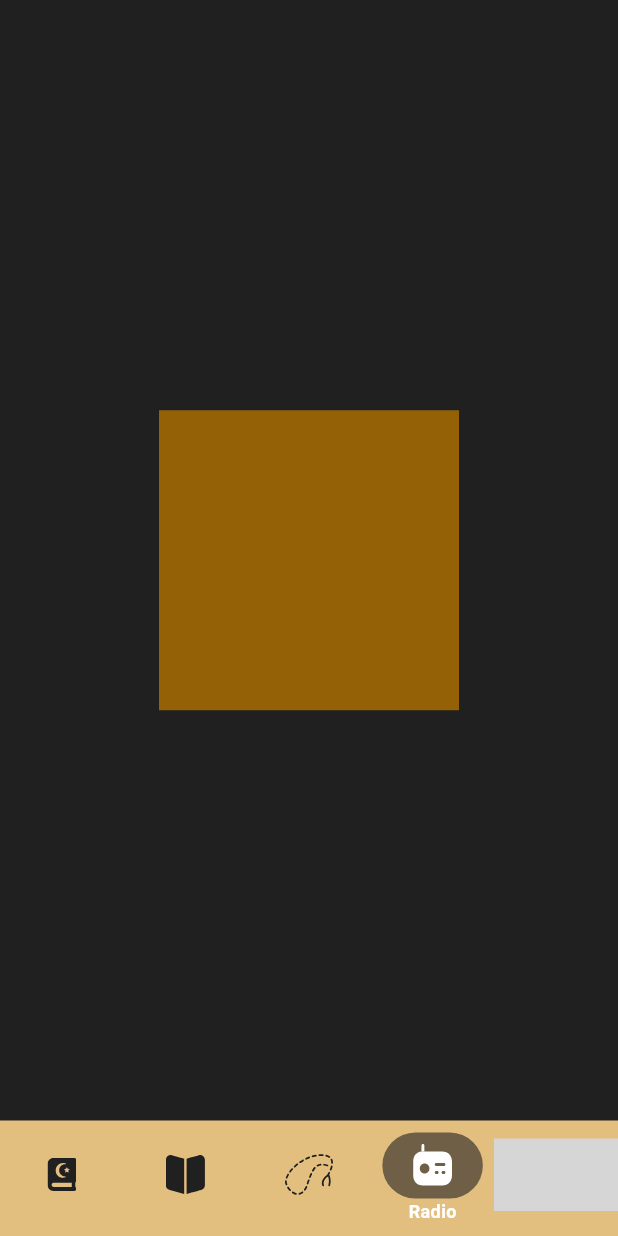
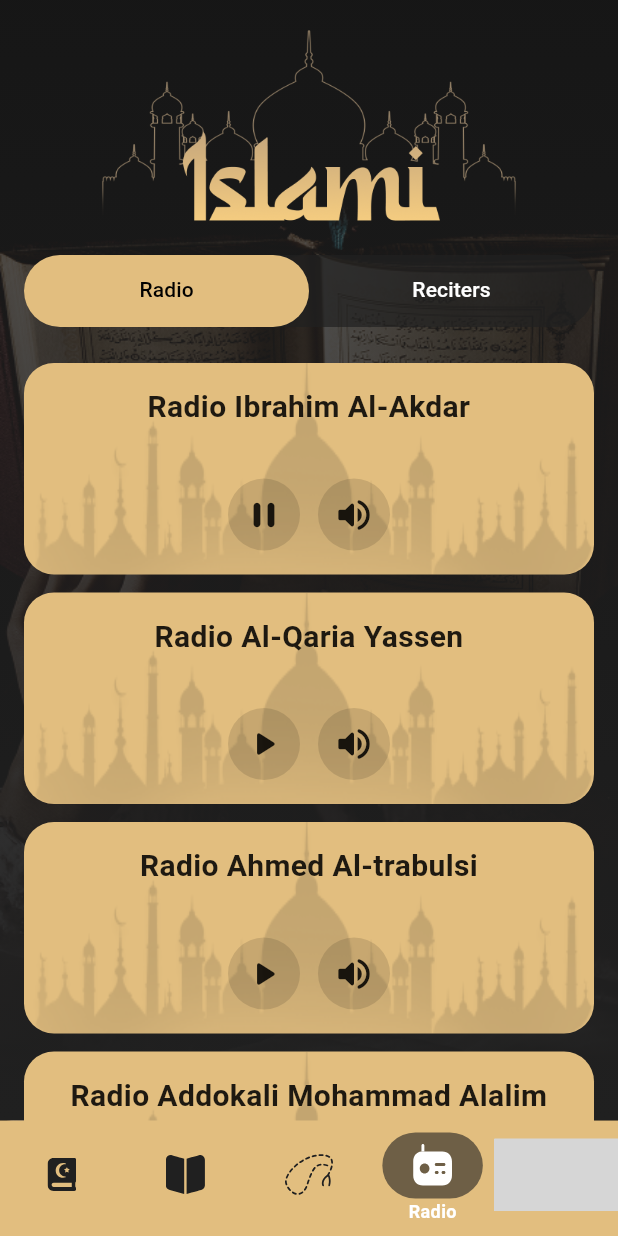
Before and after one commit to Omar-A-Abdelazim/isalmy, a Flutter app: the screen it shows after launch, item 4 of the bottom bar chosen, on a phone screen of 412 x 824 dp. Run offline on Flutter 3.47's test engine with Material 3 defaults, Android fonts, the phone set to English and light mode, and no system bars; our stand-ins replace flutter_svg, shared_preferences, smooth_page_indicator; grey boxes are pictures that could not be loaded.

Commit message:
Adding Radio and Reciters tap

```diff
--- a/lib/gen/assets.gen.dart
+++ b/lib/gen/assets.gen.dart
@@ -783,6 +783,13 @@ class Assets {
     'assets/quran_tab_bg.png',
   );
   static const String quranTabIcon = 'assets/quran_tab_icon.svg';
+  static const AssetGenImage radioMosque = AssetGenImage(
+    'assets/radio_mosque.png',
+  );
+  static const AssetGenImage radioOn = AssetGenImage('assets/radio_on.png');
+  static const AssetGenImage radioTabBg = AssetGenImage(
+    'assets/radio_tab_bg.png',
+  );
   static const String radioTabIcon = 'assets/radio_tab_icon.svg';
   static const AssetGenImage routeLogo = AssetGenImage('assets/route_logo.png');
   static const AssetGenImage sebha = AssetGenImage('assets/sebha.png');
@@ -813,6 +820,9 @@ class Assets {
     onboardingBgTwo,
     quranTabBg,
     quranTabIcon,
+    radioMosque,
+    radioOn,
+    radioTabBg,
     radioTabIcon,
     routeLogo,
     sebha,
--- a/lib/taps/radio_tab/radio_tab_page.dart
+++ b/lib/taps/radio_tab/radio_tab_page.dart
@@ -1,17 +1,89 @@
 import 'package:flutter/material.dart';
 import 'package:isalmy/common/app_color.dart';
+import 'package:isalmy/common/widgets/bg_layout_widget.dart';
+import 'package:isalmy/common/widgets/header_widget.dart';
+import 'package:isalmy/gen/assets.gen.dart';
+import 'package:isalmy/taps/radio_tab/widgets/radio_content.dart';
+import 'package:isalmy/taps/radio_tab/widgets/reciters_content.dart';
 
-class RadioTabPage extends StatelessWidget {
+class RadioTabPage extends StatefulWidget {
   const RadioTabPage({super.key});
 
   @override
+  State<RadioTabPage> createState() => _RadioTabPageState();
+}
+
+class _RadioTabPageState extends State<RadioTabPage> {
+  @override
   Widget build(BuildContext context) {
-    return Center(
-      child: Container(
-        width: 200,
-        height: 200,
-        decoration: BoxDecoration(color: AppColor.brownColor),
+    return Scaffold(
+      body: Stack(
+        children: [
+          BgLayoutWidget(imagePath: Assets.radioTabBg.path),
+          SafeArea(
+            child: Column(
+              children: [
+                const SizedBox(height: 20),
+                const HeaderWidget(),
+                const SizedBox(height: 10),
+                Expanded(
+                  child: DefaultTabController(
+                    length: 2,
+                    child: Column(
+                      children: [
+                        // الـ TabBar
+                        Container(
+                          margin: const EdgeInsets.symmetric(horizontal: 16),
+                          decoration: BoxDecoration(
+                            color: AppColor.blackColor.withValues(alpha: 0.7),
+                            borderRadius: BorderRadius.circular(30),
+                          ),
+                          child: TabBar(
+                            dividerColor: Colors.transparent,
+                            indicatorSize: TabBarIndicatorSize.tab,
+                            indicator: BoxDecoration(
+                              color: AppColor.goldColor,
+                              borderRadius: BorderRadius.circular(30),
+                            ),
+                            labelColor: Colors.black,
+                            unselectedLabelColor: Colors.white,
+                            labelPadding: const EdgeInsets.symmetric(
+                              horizontal: 0,
+                            ),
+                            tabs: const [
+                              Tab(text: 'Radio'),
+                              Tab(text: 'Reciters'),
+                            ],
+                          ),
+                        ),
+
+                        const SizedBox(height: 16),
+                        Expanded(
+                          child: TabBarView(
+                            children: [RadioListView(), RecitersListView()],
+                          ),
+                        ),
+                      ],
+                    ),
+                  ),
+                ),
+              ],
+            ),
+          ),
+        ],
       ),
     );
   }
+
+  Widget _buildRecitersContent() {
+    return ListView(
+      padding: const EdgeInsets.symmetric(horizontal: 16),
+      children: const [
+        Text("Ibrahim Al-Akdar", style: TextStyle(fontSize: 18)),
+        Text("Akram Alalaqmi", style: TextStyle(fontSize: 18)),
+        Text("Majed Al-Enezi", style: TextStyle(fontSize: 18)),
+        Text("Malik shaibat Alhamed", style: TextStyle(fontSize: 18)),
+      ],
+    );
+  }
 }
--- /dev/null
+++ b/lib/taps/radio_tab/widgets/radio_content.dart
@@ -0,0 +1,172 @@
+// ignore_for_file: avoid_print
+
+import 'package:flutter/material.dart';
+import 'package:isalmy/common/app_color.dart';
+import 'package:isalmy/gen/assets.gen.dart';
+
+class RadioListView extends StatefulWidget {
+  const RadioListView({super.key});
+
+  @override
+  State<RadioListView> createState() => _RadioListViewState();
+}
+
+class _RadioListViewState extends State<RadioListView> {
+  final List<Map<String, dynamic>> radioList = [
+    {"name": "Radio Ibrahim Al-Akdar", "isPlaying": true, "isMuted": false},
+    {"name": "Radio Al-Qaria Yassen", "isPlaying": false, "isMuted": false},
+    {"name": "Radio Ahmed Al-trabulsi", "isPlaying": false, "isMuted": false},
+    {
+      "name": "Radio Addokali Mohammad Alalim",
+      "isPlaying": false,
+      "isMuted": false,
+    },
+  ];
+
+  int? currentPlayingIndex;
+
+  void _togglePlay(int index) {
+    setState(() {
+      if (currentPlayingIndex == index) {
+        radioList[index]["isPlaying"] =
+            !(radioList[index]["isPlaying"] as bool);
+        print(
+          "تم تبديل التشغيل: ${radioList[index]["name"]} → isPlaying: ${radioList[index]["isPlaying"]}",
+        );
+      } else {
+        if (currentPlayingIndex != null) {
+          radioList[currentPlayingIndex!]["isPlaying"] = false;
+          print("تم إيقاف السابق: ${radioList[currentPlayingIndex!]["name"]}");
+        }
+        radioList[index]["isPlaying"] = true;
+        currentPlayingIndex = index;
+        print("تم تشغيل: ${radioList[index]["name"]}");
+      }
+    });
+  }
+
+  void _toggleMute(int index) {
+    if (!(radioList[index]["isPlaying"] as bool)) {
+      print("لا يمكن كتم الصوت، الراديو متوقف: ${radioList[index]["name"]}");
+      return;
+    }
+    setState(() {
+      radioList[index]["isMuted"] = !(radioList[index]["isMuted"] as bool);
+      print(
+        "تم تغيير الكتم: ${radioList[index]["name"]} → isMuted: ${radioList[index]["isMuted"]}",
+      );
+    });
+  }
+
+  @override
+  Widget build(BuildContext context) {
+    return ListView.builder(
+      padding: const EdgeInsets.symmetric(horizontal: 16, vertical: 8),
+      itemCount: radioList.length,
+      itemBuilder: (context, index) {
+        final radio = radioList[index];
+        final bool isPlaying = radio["isPlaying"] as bool;
+        final bool isMuted = radio["isMuted"] as bool;
+
+        return GestureDetector(
+          onTap: () => _togglePlay(index),
+          child: Container(
+            height: 141,
+            margin: const EdgeInsets.only(bottom: 12),
+            decoration: BoxDecoration(
+              color: AppColor.goldColor,
+              borderRadius: BorderRadius.circular(20),
+            ),
+            child: Stack(
+              children: [
+                Positioned.fill(
+                  child: ClipRRect(
+                    borderRadius: BorderRadius.circular(20),
+                    child: Opacity(
+                      opacity: 0.80,
+                      child: Image.asset(
+                        Assets.radioMosque.path,
+                        fit: BoxFit.fill,
+                        alignment: Alignment.centerRight,
+                      ),
+                    ),
+                  ),
+                ),
+                Padding(
+                  padding: const EdgeInsets.symmetric(
+                    horizontal: 20,
+                    vertical: 16,
+                  ),
+                  child: Column(
+                    crossAxisAlignment: CrossAxisAlignment.start,
+                    children: [
+                      Expanded(
+                        child: Align(
+                          alignment: Alignment.topCenter,
+                          child: Text(
+                            radio["name"] as String,
+                            style: const TextStyle(
+                              fontSize: 20,
+                              fontWeight: FontWeight.w600,
+                              color: Colors.black87,
+                              height: 1.3,
+                            ),
+                            textAlign: TextAlign.center,
+                            maxLines: 2,
+                            overflow: TextOverflow.ellipsis,
+                          ),
+                        ),
+                      ),
+                      Row(
+                        mainAxisAlignment: MainAxisAlignment.center,
+                        children: [
+                          GestureDetector(
+                            onTap: () => _togglePlay(index),
+                            child: Container(
+                              width: 48,
+                              height: 48,
+                              decoration: BoxDecoration(
+                                color: Colors.black.withValues(alpha: 0.12),
+                                shape: BoxShape.circle,
+                              ),
+                              child: Icon(
+                                isPlaying
+                                    ? Icons.pause_rounded
+                                    : Icons.play_arrow_rounded,
+                                color: Colors.black87,
+                                size: 28,
+                              ),
+                            ),
+                          ),
+                          const SizedBox(width: 12),
+                          GestureDetector(
+                            onTap: () => _toggleMute(index),
+                            child: Container(
+                              width: 48,
+                              height: 48,
+                              decoration: BoxDecoration(
+                                color: Colors.black.withValues(alpha: 0.12),
+                                shape: BoxShape.circle,
+                              ),
+                              child: Icon(
+                                isMuted
+                                    ? Icons.volume_off_rounded
+                                    : Icons.volume_up_rounded,
+                                color: Colors.black87,
+                                size: 28,
+                              ),
+                            ),
+                          ),
+                        ],
+                      ),
+                    ],
+                  ),
+                ),
+              ],
+            ),
+          ),
+        );
+      },
+    );
+  }
+}
--- a/lib/taps/sebha_tab/sebha_tab_page.dart
+++ b/lib/taps/sebha_tab/sebha_tab_page.dart
@@ -1,5 +1,4 @@
 import 'package:flutter/material.dart';
-import 'package:isalmy/common/app_color.dart';
 import 'package:isalmy/common/widgets/bg_layout_widget.dart';
 import 'package:isalmy/common/widgets/header_widget.dart';
 import 'package:isalmy/gen/assets.gen.dart';
```
Also changed, not shown: lib/taps/radio_tab/widgets/reciters_content.dart (added, +169 -0 lines), assets/radio_mosque.png (added), assets/radio_on.png (added), assets/radio_tab_bg.png (added), lib/data/radio_data.dart (added).
